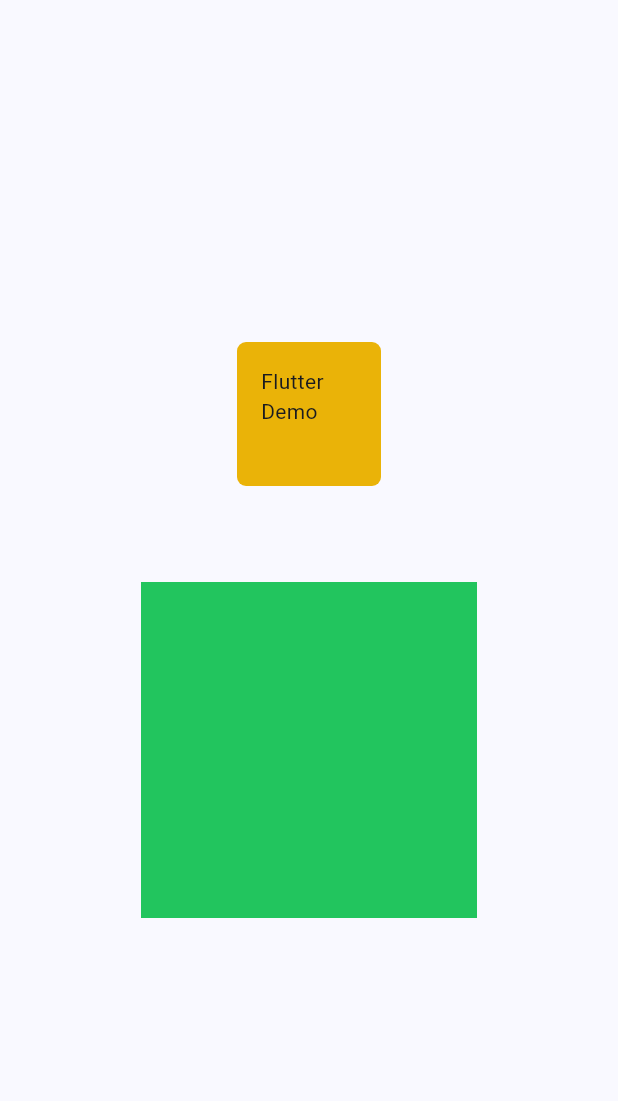
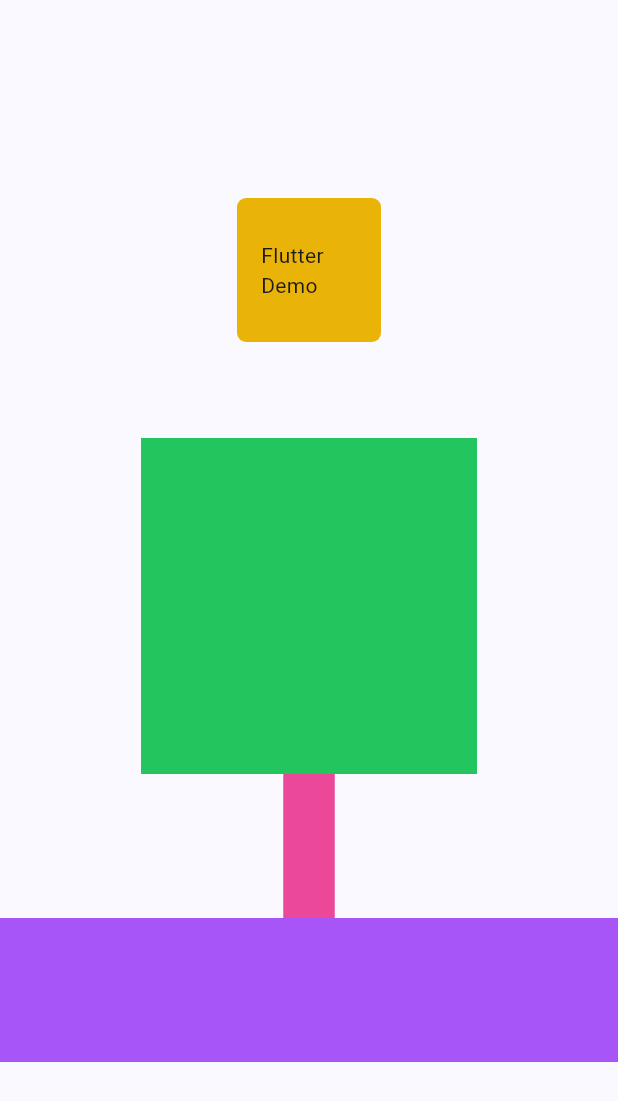
Before and after one commit to SquintInc/breeze_ui, a Flutter app: the screen it shows after launch, on a phone screen of 412 x 824 dp. Shown: the top 1101 px of the screen. Run offline on Flutter 3.47's test engine with Material 3 defaults, Android fonts, the phone set to English and light mode, and no system bars; missing offline and left inert: build, source_gen.

Commit message:
Support percentage constraints and parent constraints

```diff
--- a/examples/tailwind_elements_playground/lib/main.dart
+++ b/examples/tailwind_elements_playground/lib/main.dart
@@ -31,6 +31,7 @@ class TailwindElementsPlayground extends StatelessWidget {
                 padding: TwPadding.all(p_4),
                 borderRadius: TwBorderRadius.all(rounded_md),
               ),
+              alignment: Alignment.center,
               child: Text('Flutter Demo'),
             ),
             TwSizedBox(
@@ -43,6 +44,20 @@ class TailwindElementsPlayground extends StatelessWidget {
                 backgroundColor: bg_green_500,
               ),
             ),
+            TwDiv(
+              style: TwStyle(
+                width: w_frac_1_12,
+                height: h_24,
+                backgroundColor: bg_pink_500,
+              ),
+            ),
+            TwDiv(
+              style: TwStyle(
+                width: w_full,
+                height: h_24,
+                backgroundColor: bg_purple_500,
+              ),
+            ),
           ],
         ),
       ),
--- a/lib/config/options/units.dart
+++ b/lib/config/options/units.dart
@@ -79,6 +79,8 @@ extension TwUnitExtension on TwUnit {
       type == UnitType.smallViewport ||
       type == UnitType.largeViewport ||
       type == UnitType.dynamicViewport;
+
+  double get percentage => isPercentageBased ? value / 100 : 1;
 }
 
 /// Represents a pixel unit (e.g. 50px).
--- a/lib/widgets/div.dart
+++ b/lib/widgets/div.dart
@@ -23,34 +23,56 @@ class TwDiv extends StatelessWidget {
     super.key,
   });
 
-  Decoration? _boxDecoration() {
-    if (!style.hasDecorations) {
-      return null;
+  @override
+  Widget build(final BuildContext context) {
+    if (style.hasPercentageSize || style.hasPercentageConstraints) {
+      return LayoutBuilder(
+        builder: (
+          final BuildContext context,
+          final BoxConstraints parentConstraints,
+        ) {
+          final parentWidth = parentConstraints.maxWidth;
+          final parentHeight = parentConstraints.maxHeight;
+          final widthPx = style.width.value.isPercentageBased
+              ? parentWidth * style.width.value.percentage
+              : style.width.value.logicalPixels;
+          final heightPx = style.height.value.isPercentageBased
+              ? parentHeight * style.height.value.percentage
+              : style.height.value.logicalPixels;
+          final constraints = style.hasConstraints
+              ? style.getPercentageBoxConstraints(parentWidth, parentHeight)
+              : null;
+
+          return Container(
+            key: key,
+            alignment: alignment,
+            padding: style.padding?.toEdgeInsets(),
+            color: !style.hasDecorations ? style.backgroundColor?.color : null,
+            decoration: style.boxDecoration,
+            foregroundDecoration: null,
+            width: widthPx,
+            height: heightPx,
+            constraints: constraints,
+            margin: style.margin?.toEdgeInsets(),
+            transform: transform,
+            transformAlignment: transformAlignment,
+            clipBehavior: clipBehavior,
+            child: child,
+          );
+        },
+      );
     }
 
-    return BoxDecoration(
-      color: style.backgroundColor?.color,
-      image: style.backgroundImage,
-      gradient: style.backgroundGradient,
-      border:
-          style.border?.toBorder(style.borderColor, style.borderStrokeAlign),
-      borderRadius: style.borderRadius?.toBorderRadius(),
-      boxShadow: style.boxShadow?.toBoxShadows(style.boxShadowColor),
-    );
-  }
-
-  @override
-  Widget build(final BuildContext context) {
     return Container(
       key: key,
       alignment: alignment,
       padding: style.padding?.toEdgeInsets(),
       color: !style.hasDecorations ? style.backgroundColor?.color : null,
-      decoration: _boxDecoration(),
+      decoration: style.boxDecoration,
       foregroundDecoration: null,
       width: style.width.value.logicalPixels,
       height: style.height.value.logicalPixels,
-      constraints: null,
+      constraints: style.getSimpleConstraints(),
       margin: style.margin?.toEdgeInsets(),
       transform: transform,
       transformAlignment: transformAlignment,
--- a/lib/widgets/style.dart
+++ b/lib/widgets/style.dart
@@ -1,6 +1,5 @@
 // ignore_for_file: always_put_required_named_parameters_first
-import 'package:flutter/foundation.dart';
-import 'package:flutter/painting.dart';
+import 'package:flutter/widgets.dart';
 import 'package:tailwind_elements/config/options/borders/border_radius.dart';
 import 'package:tailwind_elements/config/options/borders/border_width.dart';
 import 'package:tailwind_elements/config/options/colors.dart';
@@ -14,6 +13,7 @@ import 'package:tailwind_elements/config/options/sizing/width.dart';
 import 'package:tailwind_elements/config/options/spacing/margin.dart';
 import 'package:tailwind_elements/config/options/spacing/padding.dart';
 import 'package:tailwind_elements/config/options/units.dart';
+import 'package:tailwind_elements/widgets/extensions/extensions.dart';
 
 export 'package:tailwind_elements/config/options/units.dart';
 export 'package:tailwind_elements/widgets/extensions/extensions.dart';
@@ -109,4 +109,66 @@ class TwStyle {
 
   bool get hasDecorations =>
       hasBackgroundDecoration || hasBorderDecoration || hasBoxShadowDecoration;
+
+  Decoration? get boxDecoration {
+    if (!hasDecorations) {
+      return null;
+    }
+    return BoxDecoration(
+      color: backgroundColor?.color,
+      image: backgroundImage,
+      gradient: backgroundGradient,
+      border: border?.toBorder(borderColor, borderStrokeAlign),
+      borderRadius: borderRadius?.toBorderRadius(),
+      boxShadow: boxShadow?.toBoxShadows(boxShadowColor),
+    );
+  }
+
+  BoxConstraints getPercentageBoxConstraints(
+    final double parentWidth,
+    final double parentHeight,
+  ) {
+    final minWidth = this.minWidth;
+    final maxWidth = this.maxWidth;
+    final minHeight = this.minHeight;
+    final maxHeight = this.maxHeight;
+
+    final minWidthPx = minWidth != null
+        ? (minWidth.value.isPercentageBased
+            ? parentWidth * minWidth.value.percentage
+            : minWidth.value.logicalPixels)
+        : 0.0;
+    final minHeightPx = minHeight != null
+        ? (minHeight.value.isPercentageBased
+            ? parentHeight * minHeight.value.percentage
+            : minHeight.value.logicalPixels)
+        : 0.0;
+    final maxWidthPx = maxWidth != null
+        ? (maxWidth.value.isPercentageBased
+            ? parentWidth * maxWidth.value.percentage
+            : maxWidth.value.logicalPixels)
+        : double.infinity;
+    final maxHeightPx = maxHeight != null
+        ? (maxHeight.value.isPercentageBased
+            ? parentHeight * maxHeight.value.percentage
+            : maxHeight.value.logicalPixels)
+        : double.infinity;
+
+    return BoxConstraints(
+      minWidth: minWidthPx,
+      maxWidth: maxWidthPx,
+      minHeight: minHeightPx,
+      maxHeight: maxHeightPx,
+    );
+  }
+
+  BoxConstraints? getSimpleConstraints() {
+    if (!hasConstraints) return null;
+    return BoxConstraints(
+      minWidth: minWidth?.value.logicalPixels ?? 0.0,
+      maxWidth: maxWidth?.value.logicalPixels ?? double.infinity,
+      minHeight: minHeight?.value.logicalPixels ?? 0.0,
+      maxHeight: maxHeight?.value.logicalPixels ?? double.infinity,
+    );
+  }
 }
```
